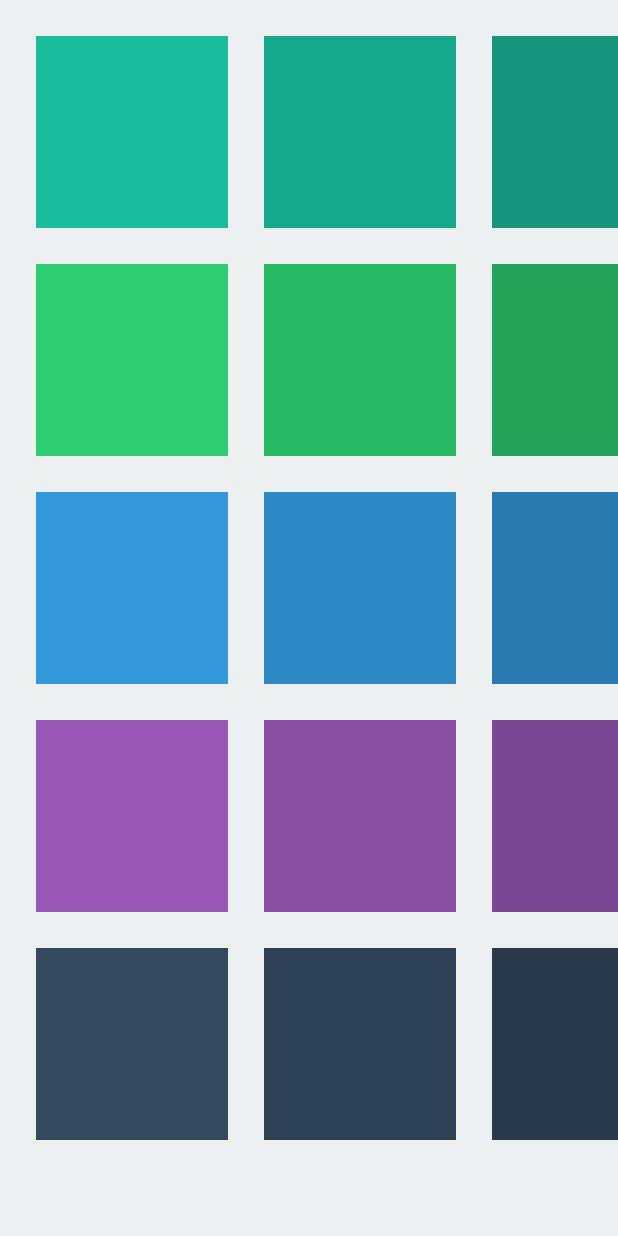
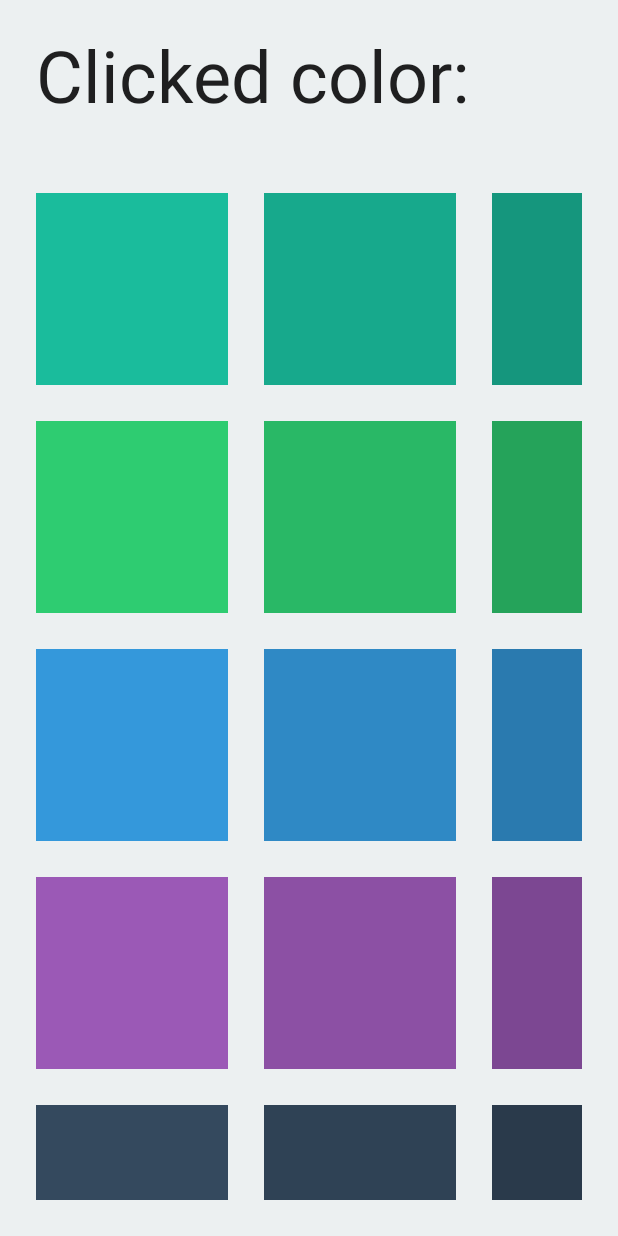
Before and after one commit to thesauri/dpad-compose, an Android app built with Jetpack Compose: the screen it shows after launch (MainActivity), on a phone screen of 412 x 824 dp. Run offline under Robolectric (Android 15) with nearby library versions, the phone set to English and light mode, and no system bars.

Commit message:
Add onClick handler and visualize the clicks

```diff
--- a/app/src/main/java/dev/berggren/MainActivity.kt
+++ b/app/src/main/java/dev/berggren/MainActivity.kt
@@ -5,7 +5,9 @@ import androidx.activity.ComponentActivity
 import androidx.activity.compose.setContent
 import androidx.compose.foundation.*
 import androidx.compose.foundation.layout.*
-import androidx.compose.material.AlertDialog
+import androidx.compose.foundation.shape.CircleShape
+import androidx.compose.material.MaterialTheme
+import androidx.compose.material.Text
 import androidx.compose.runtime.*
 import androidx.compose.ui.ExperimentalComposeUiApi
 import androidx.compose.ui.Modifier
@@ -35,15 +37,43 @@ class MainActivity : ComponentActivity() {
             }
         }
         setContent {
+            var colorClicked: Color by remember { mutableStateOf(Color.Transparent) }
+
+            MaterialTheme {
+                Column(
+                    Modifier
+                        .fillMaxSize()
+                        .background(Color(0xffecf0f1))
+                        .padding(24.dp)
+                ) {
+                    ColorClickedBanner(color = colorClicked)
+                    Spacer(Modifier.height(24.dp))
+                    ScrollableGrid(
+                        items = boxColors,
+                        onClick = {
+                            colorClicked = it
+                        }
+                    ) { color ->
+                        CardContent(color = color)
+                    }
+                }
+            }
+        }
+    }
+}
+
+@Composable
+fun ColorClickedBanner(color: Color) {
+    Row {
+        Row(Modifier.height(IntrinsicSize.Min)) {
+            Text(text = "Clicked color: ", style = MaterialTheme.typography.h3)
+            Spacer(Modifier.width(24.dp))
             Box(
                 Modifier
+                    .background(color, CircleShape)
+                    .aspectRatio(1f)
                     .fillMaxSize()
-                    .background(Color(0xffecf0f1))
-            ) {
-                ScrollableGrid(items = boxColors) { color ->
-                    CardContent(color = color)
-                }
-            }
+            )
         }
     }
 }
--- a/app/src/main/java/dev/berggren/ScrollableGrid.kt
+++ b/app/src/main/java/dev/berggren/ScrollableGrid.kt
@@ -22,9 +22,10 @@ import kotlinx.coroutines.launch
 @Composable
 fun <T> ScrollableGrid(
     items: List<List<T>>,
+    onClick: (item: T) -> Unit,
     unfocusedBorderColor: Color = Color(0x00f39c12),
     focusedBorderColor: Color = Color(0xfff39c12),
-    contentForItem: @Composable BoxScope.(T) -> Unit
+    contentForItem: @Composable BoxScope.(item: T) -> Unit
 ) {
     val verticalScrollState = remember { ScrollState(initial = 0) }
 
@@ -42,7 +43,6 @@ fun <T> ScrollableGrid(
                     .padding(bottom = 24.dp)
                     .horizontalScroll(rowScrollState)
             ) {
-                Spacer(Modifier.width(24.dp))
                 rowItems.forEach { rowItem ->
                     val boxInteractionSource = remember { MutableInteractionSource() }
                     val isBoxFocused by boxInteractionSource.collectIsFocusedAsState()
@@ -69,7 +69,7 @@ fun <T> ScrollableGrid(
                                     interactionSource = boxInteractionSource,
                                     indication = rememberRipple()
                                 ) {
-                                    println("DDD: clicked!")
+                                    onClick(rowItem)
                                 }
                                 .onKeyEvent {
                                     if (!listOf(Key.DirectionCenter, Key.Enter).contains(it.key)) {
@@ -92,6 +92,7 @@ fun <T> ScrollableGrid(
                                         }
                                         KeyEventType.KeyUp -> {
                                             previousPress?.let { previousPress ->
+                                                onClick(rowItem)
                                                 scope.launch {
                                                     boxInteractionSource.emit(
                                                         PressInteraction.Release(
```
